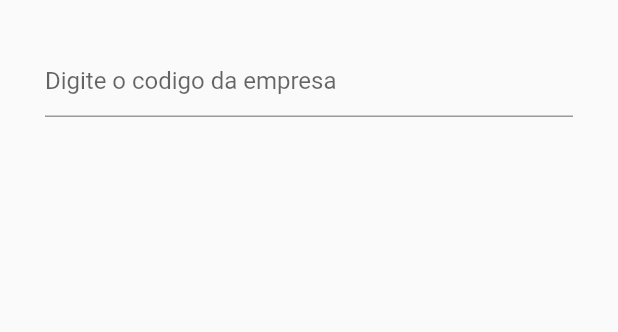
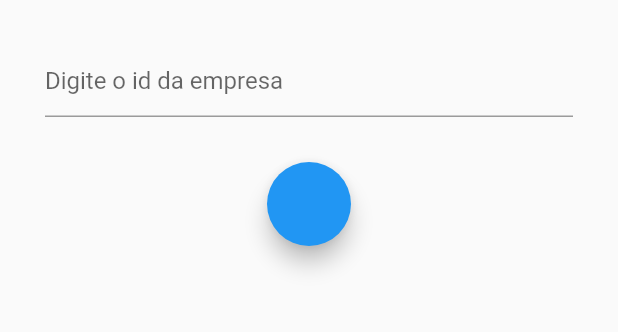
Before and after one commit to carlos-up/upentregas, a Flutter app: the screen it shows after launch, on a phone screen of 412 x 824 dp, the part 510-842 px from its top. Run offline on Flutter 3.47's test engine with Material 2 defaults, Android fonts, the phone set to English and light mode, and no system bars; our stand-ins replace cloud_firestore, firebase_auth, firebase_core, fluttertoast; missing offline and left inert: international_phone_input; accounts and stored records are empty; generated files the repository leaves out were written again.

```diff
--- a/lib/app/views/login/login.dart
+++ b/lib/app/views/login/login.dart
@@ -1,7 +1,7 @@
 import 'package:cloud_firestore/cloud_firestore.dart';
+import 'dart:convert';
 import 'package:flutter/material.dart';
-import 'package:upentregas/app/models/showtoast.dart';
-import 'package:upentregas/app/services/phone_auth.dart';
+import 'package:http/http.dart' as http;
 
 class LoginPage1 extends StatefulWidget {
   const LoginPage1({Key key}) : super(key: key);
@@ -11,7 +11,8 @@ class LoginPage1 extends StatefulWidget {
 }
 
 class _LoginPage1State extends State<LoginPage1> {
-  //final employeeController = TextEditingController();
+  var url = "http://3.135.87.42/UpApi/v2/api";
+  final employeeController = TextEditingController();
   final db = FirebaseFirestore.instance.collection('validation');
   bool shouldDisplay = false;
   String text = '';
@@ -35,49 +36,24 @@ class _LoginPage1State extends State<LoginPage1> {
                 ),
               ),
               Container(
-                child: StreamBuilder<QuerySnapshot>(
-                  stream: FirebaseFirestore.instance
-                      .collection('validation')
-                      .snapshots(),
-                  builder: (context, snapshot) {
-                    if (!snapshot.hasData) return Text('Loading...');
-                    return Column(
-                      children: <Widget>[
-                        Padding(
-                          padding: const EdgeInsets.all(30.0),
-                          child: TextFormField(
-                            key: UniqueKey(),
-                            //controller: employeeController,
-                            keyboardType: TextInputType.number,
-                            onChanged: (value) {
-                              setState(() async {
-                                text = value;
-                                final int documents =
-                                    await db.snapshots().length;
-                                if (text == documents.toString()) {
-                                  shouldDisplay = true;
-                                  print("sucess");
-                                } else {
-                                  shouldDisplay = false;
-                                  showToast(
-                                      "Codigo de empresa informado nao existe",
-                                      Colors.red);
-                                  print("error");
-                                }
-                              });
-                            },
-                            decoration: InputDecoration(
-                                hintText: 'Digite o codigo da empresa'),
-                          ),
-                        ),
-                      ],
-                    );
+                child: Padding(
+                  padding: const EdgeInsets.all(30.0),
+                  child: TextFormField(
+                    key: UniqueKey(),
+                    controller: employeeController,
+                    //keyboardType: TextInputType.number,
+                    decoration:
+                        InputDecoration(hintText: 'Digite o id da empresa'),
+                  ),
+                ),
+              ),
+              Container(
+                child: FloatingActionButton(
+                  onPressed: () {
+                    getData();
                   },
                 ),
-              ),
-              Visibility(
-                visible: shouldDisplay,
-                child: PhoneLogin(),
+                //child: PhoneLogin(),
               ),
             ],
           ),
@@ -85,4 +61,18 @@ class _LoginPage1State extends State<LoginPage1> {
       ),
     );
   }
+
+  Future<List> getData() async {
+    String myUrl = "http://3.135.87.42/UpApi/v2/api/token";
+    final teste = jsonEncode({"ID_Cliente": "${employeeController.text}"});
+    http.Response response = await http.post(
+      myUrl,
+      headers: {
+        'Content-Type': 'application/json',
+      },
+      body: teste,
+    );
+    String jsonsDataString = response.body.toString();
+    print(jsonsDataString);
+  }
 }
--- a/pubspec.yaml
+++ b/pubspec.yaml
@@ -45,6 +45,8 @@ dependencies:
   auto_size_text: ^2.0.2
 
   fluttertoast: ^3.1.3
+
+  http: ^0.12.2
 
   # The following adds the Cupertino Icons font to your application.
   # Use with the CupertinoIcons class for iOS style icons.
```
Also changed, not shown: pubspec.lock.
